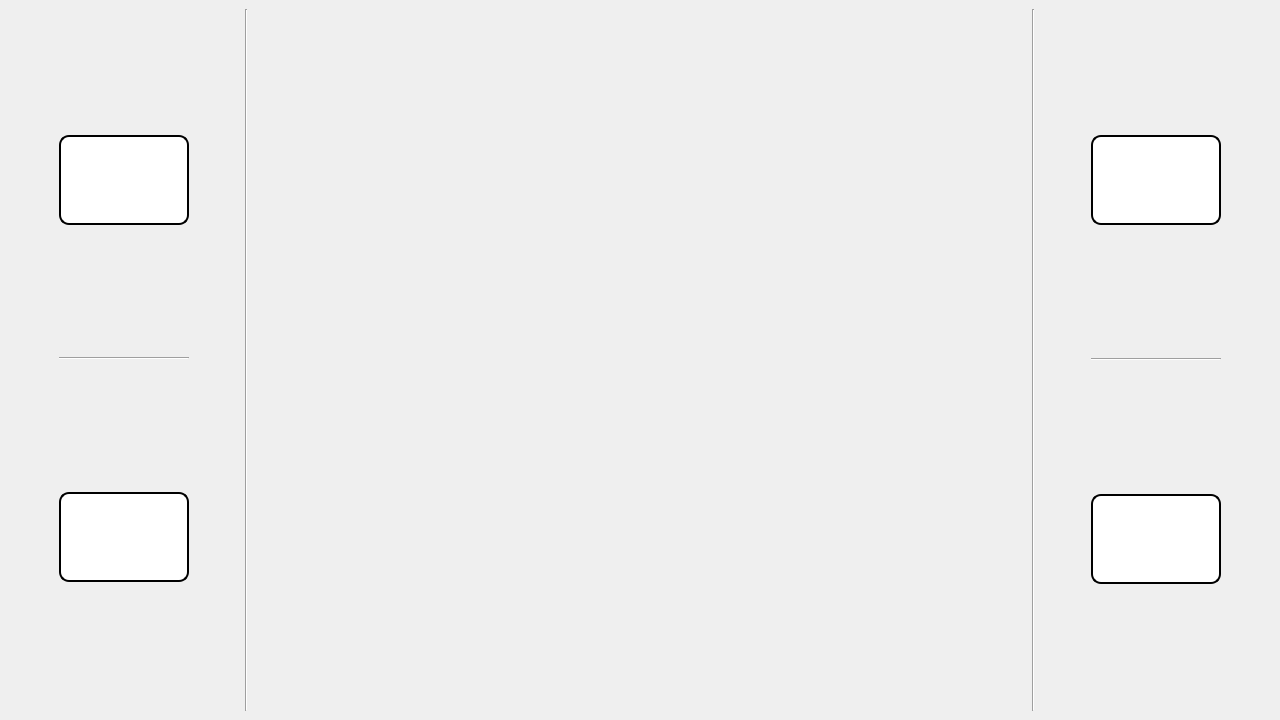
Before: the Qt Designer form UI/CarBoard.ui in IsacRiccardo/SE_Project, drawn with Qt 5.
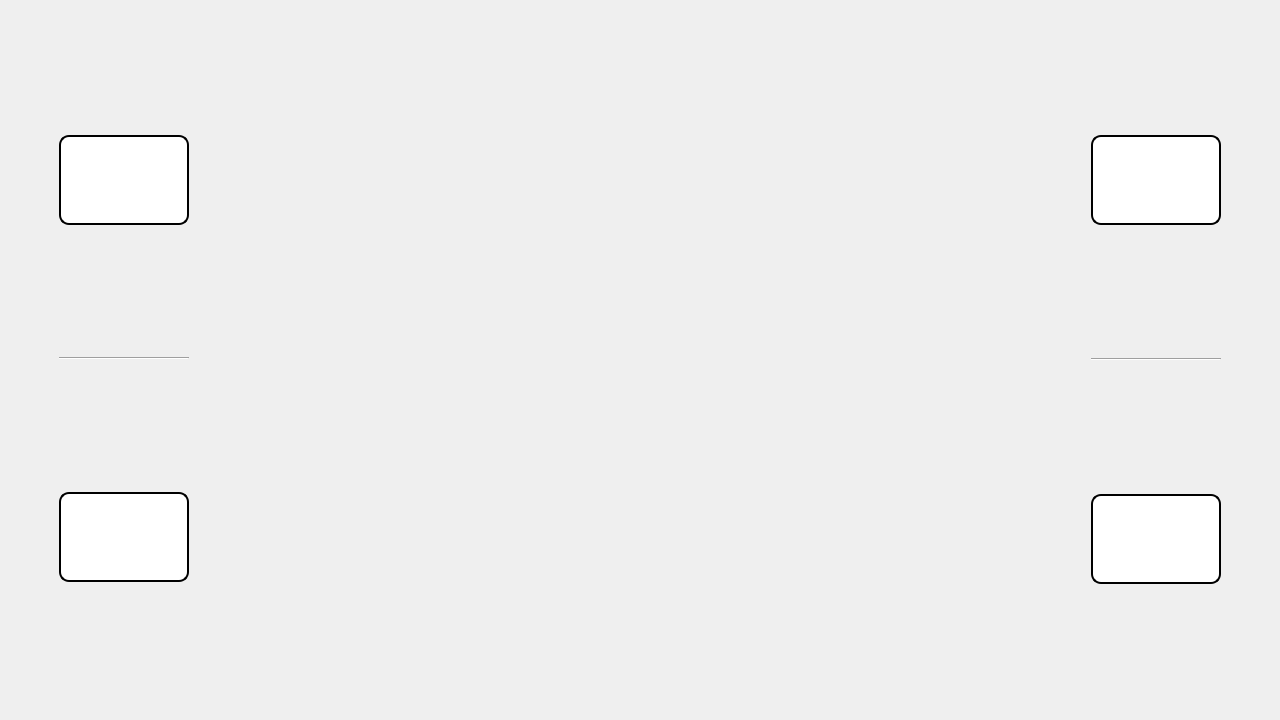
After: the same form once the commit is applied. Icons and pictures are not drawn.

```diff
--- a/UI/CarBoard.ui
+++ b/UI/CarBoard.ui
@@ -40,6 +40,18 @@
   <property name="styleSheet">
    <string notr="true"/>
   </property>
+  <property name="iconSize">
+   <size>
+    <width>50</width>
+    <height>50</height>
+   </size>
+  </property>
+  <property name="animated">
+   <bool>true</bool>
+  </property>
+  <property name="documentMode">
+   <bool>false</bool>
+  </property>
   <property name="tabShape">
    <enum>QTabWidget::Rounded</enum>
   </property>
@@ -181,13 +193,6 @@
       </item>
      </layout>
     </item>
-    <item>
-     <widget class="Line" name="line_2">
-      <property name="orientation">
-       <enum>Qt::Vertical</enum>
-      </property>
-     </widget>
-    </item>
     <item>
      <widget class="QStackedWidget" name="stackedWidget">
       <property name="currentIndex">
@@ -195,13 +200,6 @@
       </property>
      </widget>
     </item>
-    <item>
-     <widget class="Line" name="line_3">
-      <property name="orientation">
-       <enum>Qt::Vertical</enum>
-      </property>
-     </widget>
-    </item>
     <item>
      <layout class="QVBoxLayout" name="btnRightLayout">
       <property name="spacing">
```
Left out of the diff: 11 changed lines with no effect on the pictures.
